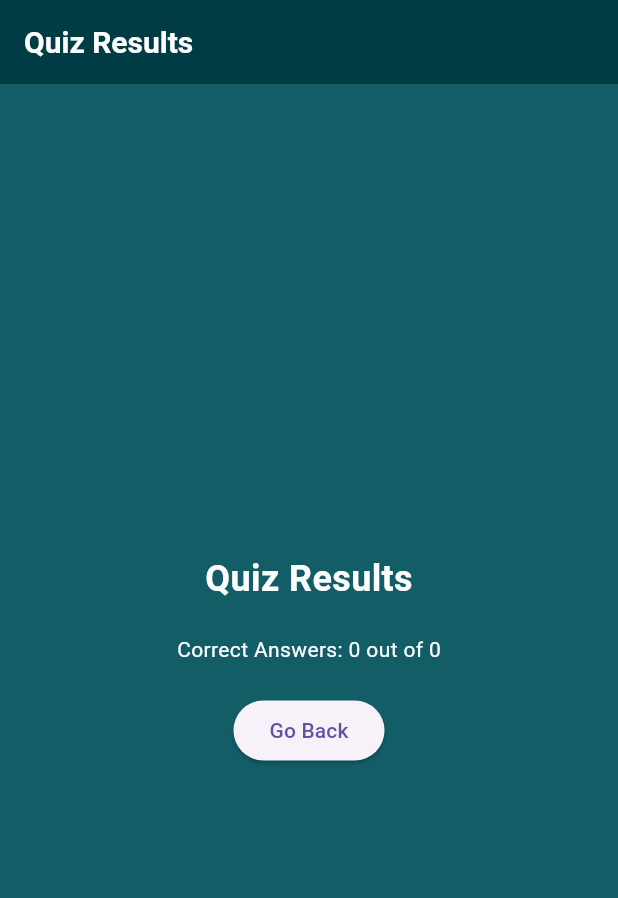
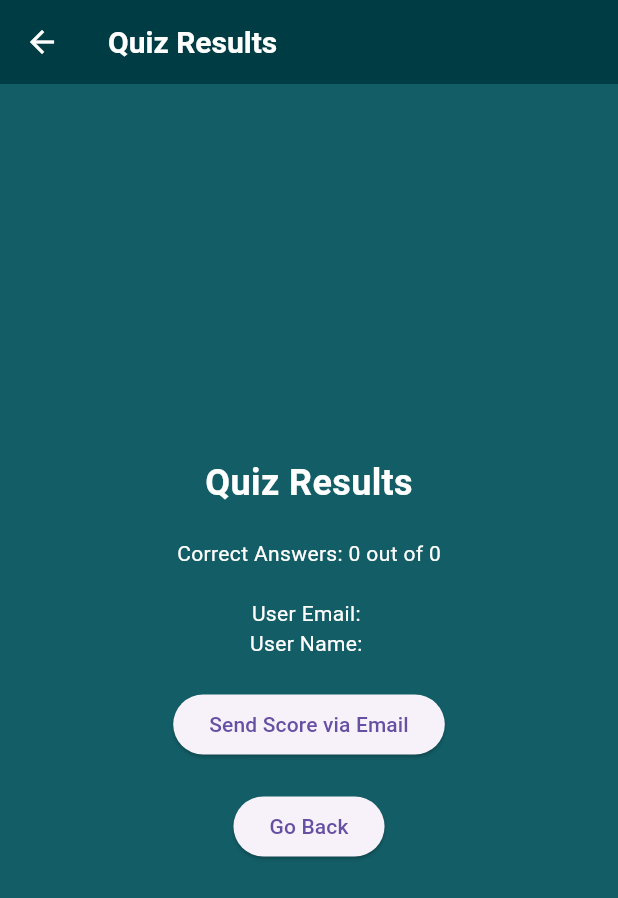
Before and after one commit to harshilantala/Quiz-App, a Flutter app: the QuizResultsScreen screen opened directly with empty values, on a phone screen of 412 x 824 dp. Shown: the top 898 px of the screen. Run offline on Flutter 3.47's test engine with Material 3 defaults, Android fonts, the phone set to English and light mode, and no system bars; our stand-ins replace firebase_auth, firebase_core, shared_preferences; missing offline and left inert: mailer; accounts and stored records are empty.

Commit message:
mail implementation

```diff
--- a/lib/Quiz_1/QuizResultsScreen.dart
+++ b/lib/Quiz_1/QuizResultsScreen.dart
@@ -1,13 +1,42 @@
 import 'package:flutter/material.dart';
+import 'package:mailer/mailer.dart';
+import 'package:mailer/smtp_server.dart';
 
 class QuizResultsScreen extends StatelessWidget {
   final int correctAnswers;
   final int totalQuestions;
+  final String email;
+  final String name;
 
   QuizResultsScreen({
     required this.correctAnswers,
     required this.totalQuestions,
+    required this.email,
+    required this.name,
   });
+
+  // Function to send quiz score via email
+  void sendScoreViaEmail() async {
+    String username = 'harshil5858@gmail.com'; // Your email
+    String password = 'rtwi qbpw ltla vzev'; // Your email password
+
+    final smtpServer = gmail(username, password);
+
+    final message = Message()
+      ..from = Address(username, 'Harshil')
+      ..recipients.add(email) // User's email
+      ..subject = 'Quiz Score'
+      ..text = 'Hello $name,\n\n'
+          'Your quiz score is: $correctAnswers out of $totalQuestions.\n\n'
+          'Thank you for taking the quiz.';
+
+    try {
+      final sendReport = await send(message, smtpServer);
+      print('Message sent: ' + sendReport.toString());
+    } catch (e) {
+      print('Error occurred: $e');
+    }
+  }
 
   @override
   Widget build(BuildContext context) {
@@ -21,11 +50,11 @@ class QuizResultsScreen extends StatelessWidget {
             color: Colors.white,
           ),
         ),
-        backgroundColor: Color(0xFF003c43), // App bar color
-        iconTheme: IconThemeData(color: Colors.white), // Back icon color
+        backgroundColor: Color(0xFF003c43),
+        iconTheme: IconThemeData(color: Colors.white),
       ),
       body: Container(
-        color: Color(0xFF135D66), // Background color
+        color: Color(0xFF135D66),
         child: Center(
           child: Column(
             mainAxisAlignment: MainAxisAlignment.center,
@@ -35,18 +64,35 @@ class QuizResultsScreen extends StatelessWidget {
                 style: TextStyle(
                   fontSize: 24,
                   fontWeight: FontWeight.bold,
-                  color: Colors.white, // Font color
+                  color: Colors.white,
                 ),
               ),
               SizedBox(height: 20),
               Text(
                 'Correct Answers: $correctAnswers out of $totalQuestions',
-                style: TextStyle(color: Colors.white), // Font color
+                style: TextStyle(color: Colors.white),
+              ),
+              SizedBox(height: 20),
+              Text(
+                'User Email: $email',
+                style: TextStyle(color: Colors.white),
+              ),
+              Text(
+                'User Name: $name',
+                style: TextStyle(color: Colors.white),
               ),
               SizedBox(height: 20),
               ElevatedButton(
                 onPressed: () {
-                  Navigator.pop(context); // Navigate back to the previous screen
+                  // Call the function to send the email
+                  sendScoreViaEmail();
+                },
+                child: Text('Send Score via Email'),
+              ),
+              SizedBox(height: 20),
+              ElevatedButton(
+                onPressed: () {
+                  Navigator.pop(context);
                 },
                 child: Text('Go Back'),
               ),
--- a/lib/Quiz_1/quiz_screen.dart
+++ b/lib/Quiz_1/quiz_screen.dart
@@ -6,8 +6,11 @@ import 'quiz_question.dart';
 class QuizScreen extends StatefulWidget {
   final List<QuizQuestion> questions;
   final String selectedSubject; // Add this parameter
+  final String userEmail;
+  final String userName;
 
-  QuizScreen({required this.questions, required this.selectedSubject});
+  QuizScreen({required this.questions, required this.selectedSubject, required this.userEmail,
+    required this.userName});
 
   @override
   _QuizScreenState createState() => _QuizScreenState();
@@ -316,6 +319,8 @@ class _QuizScreenState extends State<QuizScreen> {
         builder: (context) => QuizResultsScreen(
           correctAnswers: correctAnswers,
           totalQuestions: widget.questions.length,
+          email: widget.userEmail, // Provide the user's email
+          name: widget.userName, // Provide the user's name
         ),
       ),
     );
--- /dev/null
+++ b/lib/Quiz_1/send_email.dart
@@ -0,0 +1,24 @@
+import 'package:mailer/mailer.dart';
+import 'package:mailer/smtp_server.dart';
+
+void sendScoreViaEmail(String email, String name, int correctAnswers, int totalQuestions) async {
+  String username = 'harshil5858@gmail.com'; // Your email
+  String password = 'Harshil@2004'; // Your email password
+
+  final smtpServer = gmail(username, password);
+
+  final message = Message()
+    ..from = Address(username)
+    ..recipients.add(email) // User's email
+    ..subject = 'Quiz Score'
+    ..text = 'Hello $name,\n\n'
+        'Your quiz score is: $correctAnswers out of $totalQuestions.\n\n'
+        'Thank you for taking the quiz.';
+
+  try {
+    final sendReport = await send(message, smtpServer);
+    print('Message sent: ' + sendReport.toString());
+  } catch (e) {
+    print('Error occurred: $e');
+  }
+}
--- a/lib/screens/signup.dart
+++ b/lib/screens/signup.dart
@@ -4,8 +4,12 @@ import 'package:provider/provider.dart';
 import 'package:quizapp/utilities/constants.dart';
 import 'package:firebase_auth/firebase_auth.dart';
 import 'package:quizapp/screens/SubjectSelectionPage.dart';
+import 'package:quizapp/screens/login_screen.dart';
 
-import 'login_screen.dart';
+import 'package:quizapp/Quiz_1/send_email.dart';
+import 'package:shared_preferences/shared_preferences.dart';
+
+import '../Quiz_1/QuizResultsScreen.dart';
 
 class SignupScreen extends StatefulWidget {
   @override
@@ -34,16 +38,39 @@ class _SignupScreenState extends State<SignupScreen> {
           email: email,
           password: password,
         );
+
+        sendScoreViaEmail(email, name, 0, 0);
+        Navigator.push(
+          context,
+          MaterialPageRoute(
+            builder: (context) => QuizResultsScreen(
+              email: email,
+              name: name,
+              correctAnswers: 0, // Initialize with 0 correct answers
+              totalQuestions: 0, // Initialize with 0 total questions
+            ),
+          ),
+        );
         //==========================================================
         UserNotifier userNotifier =
         Provider.of<UserNotifier>(context, listen: false);
         userNotifier.updateUserName(name);
         //============================================================
 
+        // Save the user's name to SharedPreferences
+        SharedPreferences prefs = await SharedPreferences.getInstance();
+        prefs.setString('userName', name);
+
         // You can add additional logic or navigate to another page after successful signup
         Navigator.push(
           context,
-          MaterialPageRoute(builder: (context) => SubjectSelectionPage()),
+          MaterialPageRoute(
+            builder: (context) => SubjectSelectionPage(
+              // Pass userEmail and userName here
+              userEmail: email,
+              userName: name,
+            ),
+          ),
         );
       } on FirebaseAuthException catch (ex) {
         CustomAlertBox(context, ex.code.toString());
@@ -243,7 +270,12 @@ class _SignupScreenState extends State<SignupScreen> {
                   // Navigate to the Next page
                   Navigator.push(
                     context,
-                    MaterialPageRoute(builder: (context) => SubjectSelectionPage()),
+                    MaterialPageRoute(
+                      builder: (context) => SubjectSelectionPage(
+                        userEmail: email,
+                        userName: name,
+                      ),
+                    ),
                   );
                 } on FirebaseAuthException catch (ex) {
                   // Handle signup errors
--- a/pubspec.yaml
+++ b/pubspec.yaml
@@ -32,6 +32,7 @@ dependencies:
     sdk: flutter
   provider: ^5.0.0
   shared_preferences: ^2.2.2
+  mailer: ^6.1.0
 
 
   # The following adds the Cupertino Icons font to your application.
```
Also changed, not shown: lib/screens/SubjectSelectionPage.dart (+36 -11 lines), lib/screens/login_screen.dart (+17 -14 lines).
